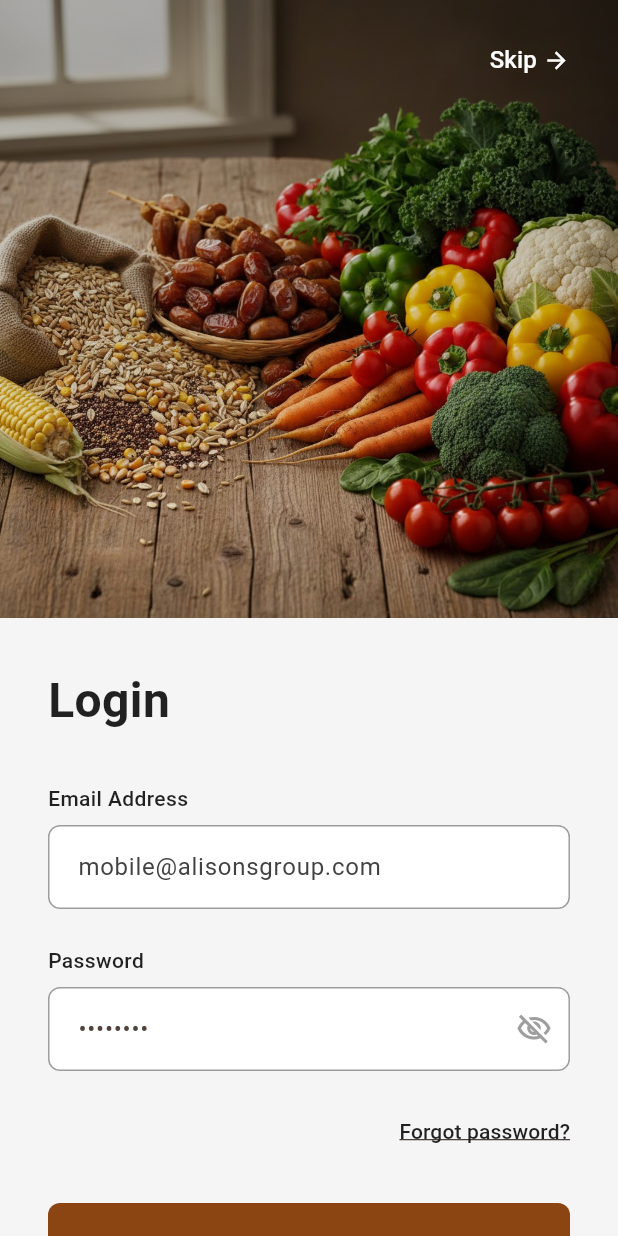
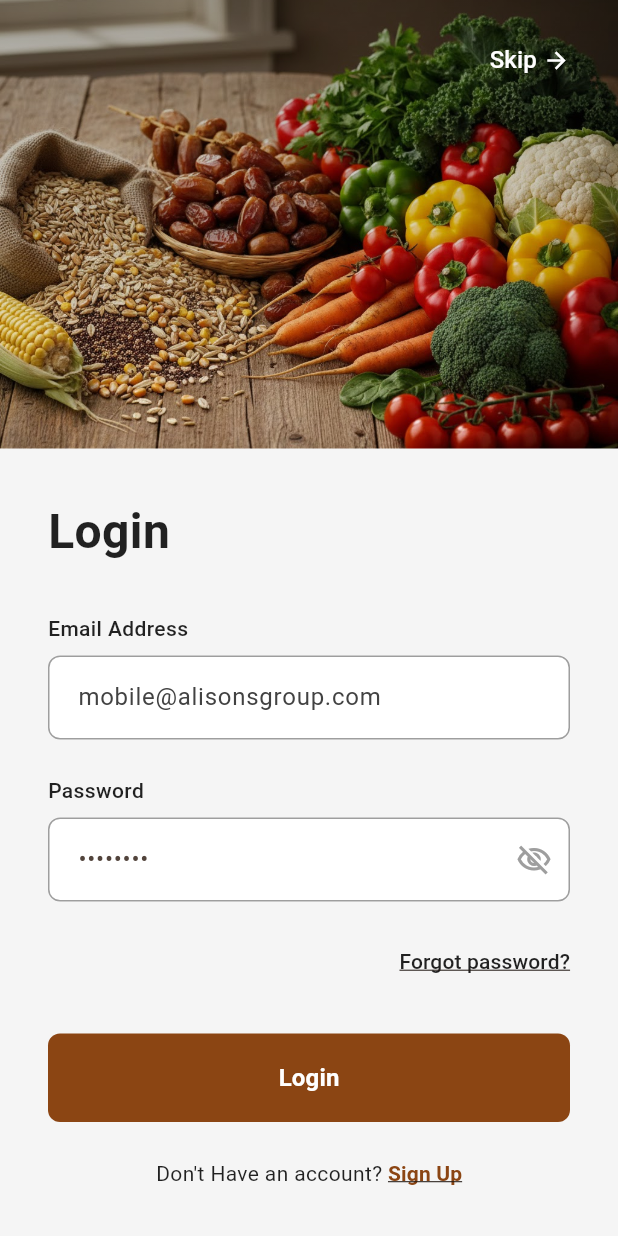
Before and after one commit to fazil-kp/alisons-, a Flutter app: the screen it shows after launch, on a phone screen of 412 x 824 dp. Run offline on Flutter 3.47's test engine with Material 3 defaults, Android fonts, the light colour scheme and no system bars; our stand-ins replace cached_network_image, dio, freezed_annotation, go_router, pull_to_refresh, shared_preferences.

Commit message:
Refactor login screen layout to improve structure and user experience by replacing SingleChildScrollView with a Column and using Expanded for the image section. Update form fields for better styling and maintainability.

```diff
--- a/lib/features/auth/view/login_screen.dart
+++ b/lib/features/auth/view/login_screen.dart
@@ -48,12 +48,12 @@ class _LoginScreenState extends State<LoginScreen> {
       child: Scaffold(
         backgroundColor: const Color(0xFF2D2D2D),
         body: SafeArea(
-          child: SingleChildScrollView(
           child: Column(
+            mainAxisSize: MainAxisSize.max,
             children: [
               // Image Section with Skip button
-                Container(
-                  height: MediaQuery.of(context).size.height * 0.5,
+              Expanded(
+                child: Container(
                   decoration: const BoxDecoration(
                     image: DecorationImage(
                       image: AssetImage('assets/images/vegetables.jpg'), // Replace with your image
@@ -88,6 +88,7 @@ class _LoginScreenState extends State<LoginScreen> {
                         ),
                       ),
                     ],
+                  ),
                 ),
               ),
 
@@ -240,7 +241,6 @@ class _LoginScreenState extends State<LoginScreen> {
           ),
         ),
       ),
-      ),
     );
   }
 }
```
Also changed, not shown: lib/features/home/view/widgets/product_section_widget.dart (+14 -9 lines). Lines whose indentation alone changed are shown as unchanged.
